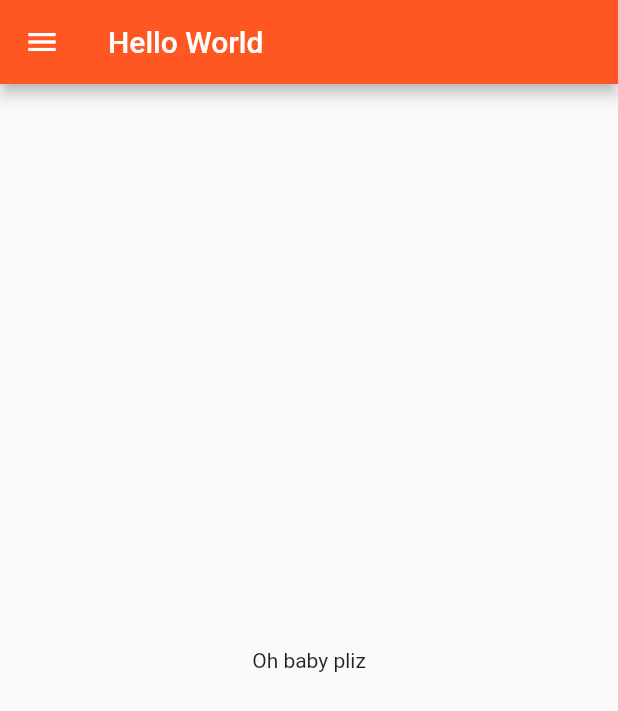
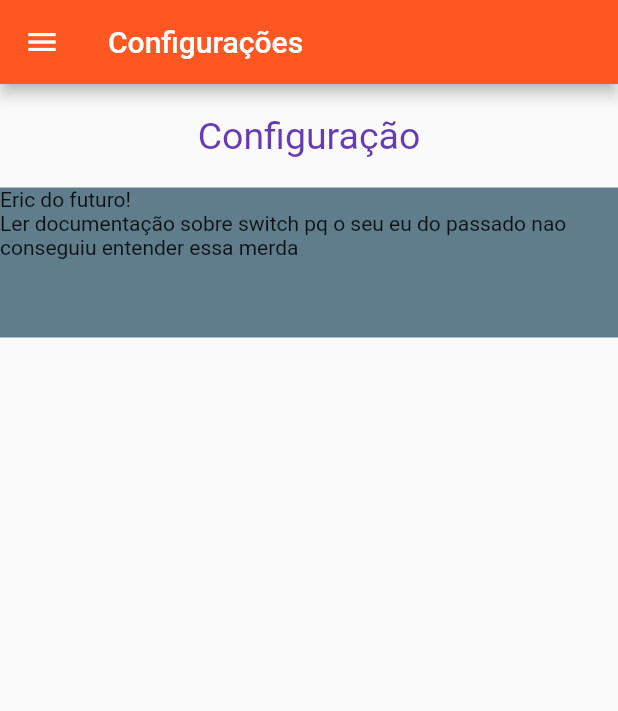
Before and after one commit to cacciatorieric/navegacao_telas, a Flutter app: the SettingsScreen screen opened by its route, on a phone screen of 412 x 824 dp. Shown: the top 711 px of the screen. Run offline on Flutter 3.47's test engine with Material 2 defaults, Android fonts, the phone set to English and light mode, and no system bars.

Commit message:
navegacao

```diff
--- a/navegacao_telas/lib/main.dart
+++ b/navegacao_telas/lib/main.dart
@@ -1,5 +1,6 @@
 import 'package:flutter/material.dart';
-import 'package:navegacao_telas/screens/categories_screen.dart';
+import 'package:navegacao_telas/data/dummy.dart';
+import 'package:navegacao_telas/models/meal.dart';
 import 'package:navegacao_telas/screens/category_meals_screen.dart';
 import 'package:navegacao_telas/screens/meal_detail_screen.dart';
 import 'package:navegacao_telas/screens/settings_screen.dart';
@@ -8,7 +9,15 @@ import 'package:navegacao_telas/utils/app_routs.dart';
 
 void main() => runApp(MyApp());
 
-class MyApp extends StatelessWidget {
+class MyApp extends StatefulWidget {
+  @override
+  State<MyApp> createState() => _MyAppState();
+}
+
+class _MyAppState extends State<MyApp> {
+  List<Meal> _avaliableMeals = DUMMY_MEALS;
+  List<Meal> _favoriteMeals = [];
+
   @override
   Widget build(BuildContext context) {
     return MaterialApp(
--- /dev/null
+++ b/navegacao_telas/lib/models/settings.dart
@@ -0,0 +1,13 @@
+class Settings {
+  bool? isGlutenFree;
+  bool? isLactoseFree;
+  bool? isVegan;
+  bool? isVegetarian;
+
+  Settings({
+    this.isGlutenFree,
+    this.isLactoseFree,
+    this.isVegan,
+    this.isVegetarian,
+  });
+}
--- a/navegacao_telas/lib/screens/settings_screen.dart
+++ b/navegacao_telas/lib/screens/settings_screen.dart
@@ -1,18 +1,66 @@
 import 'package:flutter/material.dart';
 import 'package:navegacao_telas/components/main_drawer.dart';
 
-class SettingsScreen extends StatelessWidget {
+import '../models/settings.dart';
+
+class SettingsScreen extends StatefulWidget {
   const SettingsScreen({Key? key}) : super(key: key);
+
+  @override
+  State<SettingsScreen> createState() => _SettingsScreenState();
+}
+
+class _SettingsScreenState extends State<SettingsScreen> {
+  var settings = Settings();
+
+  Widget _createSwitch(
+    String title,
+    String subTitle,
+    bool? value,
+    void Function(bool) onChanged,
+  ) {
+    return SwitchListTile.adaptive(
+      title: Text(title),
+      subtitle: Text(subTitle),
+      value: value!,
+      onChanged: onChanged,
+    );
+  }
 
   @override
   Widget build(BuildContext context) {
     return Scaffold(
       appBar: AppBar(
         backgroundColor: Colors.deepOrange,
-        title: Text('Hello World'),
+        title: const Text('Configurações'),
       ),
       drawer: const MainDrawer(),
-      body: Center(child: Text('Oh baby pliz')),
+      body: Column(
+        children: [
+          Container(
+            padding: const EdgeInsets.all(20),
+            child: const Text(
+              'Configuração',
+              style: TextStyle(
+                color: Colors.deepPurple,
+                fontSize: 25,
+              ),
+            ),
+          ),
+          Expanded(
+            child: ListView(
+              children: [
+                Container(
+                  height: 100,
+                  color: Colors.blueGrey,
+                  child: Text(
+                      'Eric do futuro!\nLer documentação sobre switch pq o seu eu do passado nao conseguiu entender essa merda '),
+                )
+              ],
+            ),
+          ),
+        ],
+      ),
     );
   }
 }
```
